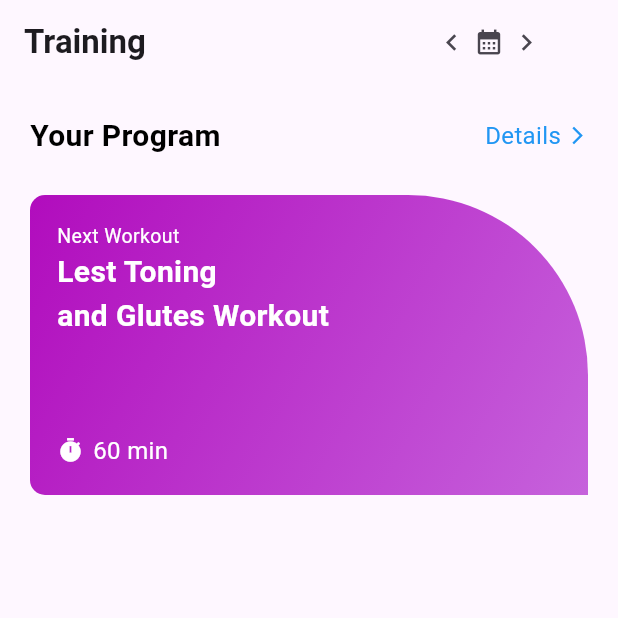
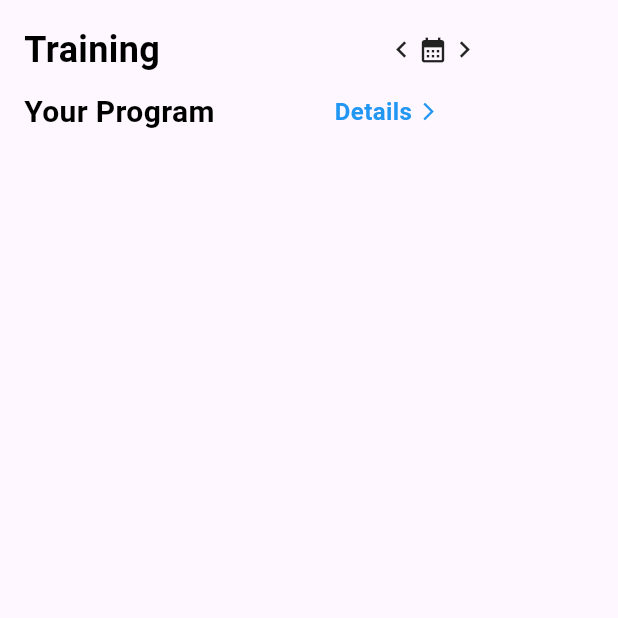
Before and after one commit to Neomap2006/TugasLayoutFlutter, a Flutter app: the screen it shows after launch, on a phone screen of 412 x 824 dp, the top half of it. Run offline on Flutter 3.47's test engine with Material 3 defaults, Android fonts, the phone set to English and light mode, and no system bars.

Commit message:
mulai dari nol

```diff
--- a/lib/tugas/Quiz.dart
+++ b/lib/tugas/Quiz.dart
@@ -6,37 +6,32 @@ class Layout extends StatelessWidget {
   @override
   Widget build(BuildContext context) {
     return Scaffold(
-      appBar: AppBar(
-        title: const Text(
-          "Training",
-          style: TextStyle(fontWeight: FontWeight.bold),
-        ),
-        actions: [
-          Padding(
-            padding: const EdgeInsets.only(right: 50),
-            child: Row(
-              children: const [
-                Icon(Icons.chevron_left, size: 22),
-                SizedBox(width: 4),
-                Icon(Icons.calendar_month, size: 20),
-                SizedBox(width: 4),
-                Icon(Icons.chevron_right, size: 22),
-              ],
-            ),
-          ),
-        ],
-      ),
       body: SafeArea(
         child: Padding(
-          padding: const EdgeInsets.symmetric(horizontal: 20, vertical: 20),
+          padding: const EdgeInsets.all(16.0),
           child: Column(
             crossAxisAlignment: CrossAxisAlignment.start,
             children: [
-              // Bagian judul atas
               Row(
-                mainAxisAlignment: MainAxisAlignment.spaceBetween,
-                children: [
-                  const Text(
+                children: const [
+                  Text(
+                    "Training",
+                    style: TextStyle(
+                      fontSize: 24,
+                      color: Colors.black,
+                      fontWeight: FontWeight.bold,
+                    ),
+                  ),
+                  SizedBox(width: 150),
+                  Icon(Icons.chevron_left, size: 22),
+                  Icon(Icons.calendar_month, size: 20),
+                  Icon(Icons.chevron_right, size: 22),
+                ],
+              ),
+              const SizedBox(height: 10),
+              Row(
+                children: const [
+                  Text(
                     "Your Program",
                     style: TextStyle(
                       fontSize: 20,
@@ -44,79 +39,18 @@ class Layout extends StatelessWidget {
                       color: Colors.black,
                     ),
                   ),
-                  Row(
-                    children: const [
-                      Text(
-                        "Details",
-                        style: TextStyle(fontSize: 16, color: Colors.blue),
-                      ),
-                      SizedBox(width: 4),
-                      Icon(
-                        Icons.arrow_forward_ios,
-                        size: 14,
-                        color: Colors.blue,
-                      ),
-                    ],
+                  SizedBox(width: 80),
+                  Text(
+                    "Details",
+                    style: TextStyle(
+                      fontSize: 16,
+                      fontWeight: FontWeight.bold,
+                      color: Colors.blue,
+                    ),
                   ),
+                  SizedBox(width: 4),
+                  Icon(Icons.arrow_forward_ios, size: 14, color: Colors.blue),
                 ],
-              ),
-              const SizedBox(height: 25),
-              // Card Gradient
-              Container(
-                height: 200,
-                width: 450,
-                padding: const EdgeInsets.all(18),
-                decoration: BoxDecoration(
-                  borderRadius: const BorderRadius.only(
-                    bottomLeft: Radius.circular(10),
-                    topLeft: Radius.circular(10),
-                    topRight: Radius.circular(120),
-                  ),
-                  gradient: const LinearGradient(
-                    colors: [
-                      Color.fromARGB(255, 177, 12, 189),
-                      Color.fromARGB(255, 198, 98, 220),
-                    ],
-                    begin: Alignment.topLeft,
-                    end: Alignment.bottomRight,
-                  ),
-                ),
-                child: Column(
-                  crossAxisAlignment: CrossAxisAlignment.start,
-                  children: [
-                    const Text(
-                      "Next Workout",
-                      style: TextStyle(color: Colors.white, fontSize: 13),
-                    ),
-                    const Text(
-                      "Lest Toning",
-                      style: TextStyle(
-                        color: Colors.white,
-                        fontSize: 20,
-                        fontWeight: FontWeight.bold,
-                      ),
-                    ),
-                    const Text(
-                      "and Glutes Workout",
-                      style: TextStyle(
-                        color: Colors.white,
-                        fontSize: 20,
-                        fontWeight: FontWeight.bold,
-                      ),
-                    ),
-                    const Spacer(),
-                    Row(
-                      children: const [
-                        Icon(Icons.timer, color: Colors.white, size: 18),
-                        SizedBox(width: 6),
-                        Text(
-                          "60 min",
-                          style: TextStyle(color: Colors.white, fontSize: 16),
-                        ),
-                      ],
-                    ),
-                  ],
-                ),
               ),
             ],
           ),
```
